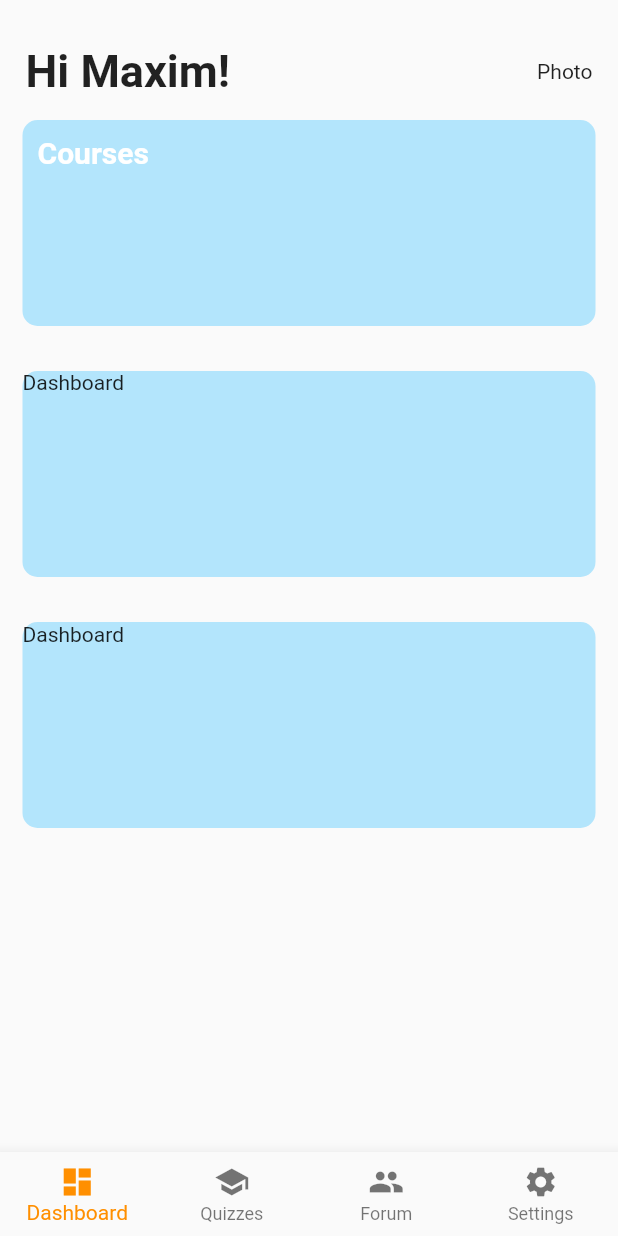
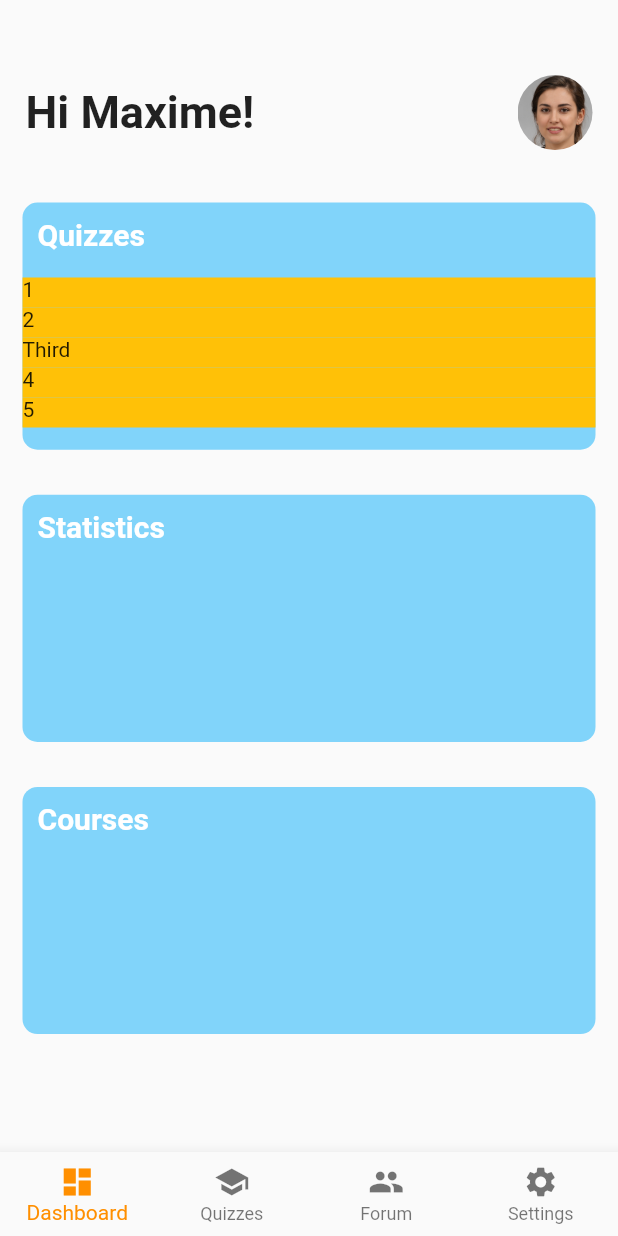
Before and after one commit to charlesaube/O-TutorV2-Mobile-App, a Flutter app: the screen it shows after launch, on a phone screen of 412 x 824 dp. Run offline on Flutter 3.47's test engine with Material 2 defaults, Android fonts, the phone set to English and light mode, and no system bars; network calls fail.

Commit message:
UI Dashboard Custom Container

```diff
--- a/lang/en.json
+++ b/lang/en.json
@@ -11,6 +11,6 @@
   "Navbar Dashboard": "Dashboard",
   "Navbar Settings": "Settings",
   "Navbar Forum": "Forum",
-  "Navbar Quizzes": "Quizzes"
-
+  "Quizzes": "Quizzes",
+  "Dashboard Statistics": "Statistics"
 }
--- a/lang/fr.json
+++ b/lang/fr.json
@@ -11,5 +11,6 @@
   "Navbar Dashboard": "Home",
   "Navbar Settings": "Paramètres",
   "Navbar Forum": "Forum",
-  "Navbar Quizzes": "Quiz"
+  "Quizzes": "Quiz",
+  "Dashboard Statistics": "Statistiques"
 }
--- a/lib/screens/dashboard_screen/dashboard.dart
+++ b/lib/screens/dashboard_screen/dashboard.dart
@@ -1,9 +1,12 @@
+import 'package:demo3/localization/app_localizations.dart';
 import 'package:demo3/screens/dashboard_screen/widgets/custom_container.dart';
+import 'package:demo3/screens/dashboard_screen/widgets/dashboard_title.dart';
 import 'package:demo3/screens/dashboard_screen/widgets/header.dart';
 import 'package:flutter/cupertino.dart';
 import 'package:flutter/material.dart';
 
 class DashboardPage extends StatefulWidget {
+
   @override
   DashboardSate createState() {
     return DashboardSate();
@@ -11,6 +14,8 @@ class DashboardPage extends StatefulWidget {
 }
 
 class DashboardSate extends State<DashboardPage> {
+  List<String> litems = ["1", "2", "Third", "4","5"];
+
   @override
   Widget build(BuildContext context) {
     return Scaffold(
@@ -25,19 +30,46 @@ class DashboardSate extends State<DashboardPage> {
                 children: [
                   Header(),
                   CustomContainer(
-                    Container(
-                      margin: EdgeInsets.all(10),
-                      child: Text(
-                      "Courses",
-                      style: TextStyle(fontSize: 20, fontWeight: FontWeight.bold, color: Colors.white),
-                    ),),
+                    Stack(
+                      children: <Widget>[
+                        DashboardTitle(AppLocalizations.of(context)!
+                            .translate('Quizzes')
+                            .toString()),
+                        Positioned(
+                          top: 50.0,
+                          left: 0,
+                          right: 0.0,
+                          bottom: 0.0,
+                          child: (Container(
 
+                            child: MediaQuery.removePadding(
+                              context: context,
+                              removeTop: true,
+                              child: ListView.builder(
+                                itemCount: litems.length,
+                                itemBuilder: (
+                                  BuildContext context,
+                                  int index,
+                                ) {
+                                  return Container(
+                                      height: 20,
+                                      color: Colors.amber,
+                                      child: Text(litems[index]));
+                                },
+                              ),
+                            ),
+                          )),
+                        ),
+                      ],
+                    ),
                   ),
                   CustomContainer(
-                    Text("Dashboard"),
+                    DashboardTitle(AppLocalizations.of(context)!
+                        .translate('Dashboard Statistics')
+                        .toString()),
                   ),
                   CustomContainer(
-                    Text("Dashboard"),
+                    DashboardTitle("Courses"),
                   ),
                 ],
               ),
--- a/lib/screens/dashboard_screen/widgets/custom_container.dart
+++ b/lib/screens/dashboard_screen/widgets/custom_container.dart
@@ -12,10 +12,10 @@ class CustomContainer extends StatelessWidget {
     return Container(
       margin: EdgeInsets.all(15),
       width: MediaQuery.of(context).size.width,
-      height: MediaQuery.of(context).size.height/6,
+      height: MediaQuery.of(context).size.height/5,
 
       decoration: BoxDecoration(
-          color: Colors.lightBlue.shade100,
+          color: Colors.lightBlue.shade200,
         borderRadius: BorderRadius.circular(10),
       ),
       child: _child,
--- /dev/null
+++ b/lib/screens/dashboard_screen/widgets/dashboard_title.dart
@@ -0,0 +1,19 @@
+import 'package:flutter/cupertino.dart';
+import 'package:flutter/material.dart';
+
+class DashboardTitle extends StatelessWidget {
+  final String _text;
+
+  DashboardTitle(this._text);
+
+  @override
+  Widget build(BuildContext context) {
+
+    return Container(
+        margin: EdgeInsets.all(10),
+        child: Text(
+      _text,
+      style: TextStyle(fontSize: 20, fontWeight: FontWeight.bold, color: Colors.white),
+    ));
+  }
+}
--- a/lib/screens/dashboard_screen/widgets/header.dart
+++ b/lib/screens/dashboard_screen/widgets/header.dart
@@ -1,20 +1,21 @@
 import 'package:flutter/cupertino.dart';
+import 'package:flutter/material.dart';
 
 class Header extends StatelessWidget {
   @override
   Widget build(BuildContext context) {
     return Container(
-      margin: EdgeInsets.only(top:30, right: 17, left: 17),
-      child: Row(
-        mainAxisAlignment: MainAxisAlignment.spaceBetween,
-        children: [
-          Text(
-            "Hi Maxim!",
-            style: TextStyle(fontWeight: FontWeight.bold, fontSize: 30),
-          ),
-          Text("Photo"),
-        ],
-      ),
+      margin: EdgeInsets.only(top: 50, right: 17, left: 17, bottom: 20),
+      child: Row(mainAxisAlignment: MainAxisAlignment.spaceBetween, children: [
+        Text(
+          "Hi Maxime!",
+          style: TextStyle(fontWeight: FontWeight.bold, fontSize: 30),
+        ),
+        ClipRRect(
+          borderRadius: BorderRadius.circular(100),
+          child: Image.asset('assets/pdp.jpg', height: 50, width: 50,fit: BoxFit.fill,),
+        ),
+      ]),
     );
   }
 }
--- a/lib/screens/navigation/navbar.dart
+++ b/lib/screens/navigation/navbar.dart
@@ -42,7 +42,7 @@ class NavBarState extends State<NavBar> {
           ),
           BottomNavigationBarItem(
             icon: Icon(Icons.school),
-            label: AppLocalizations.of(context)!.translate("Navbar Quizzes").toString(),
+            label: AppLocalizations.of(context)!.translate("Quizzes").toString(),
           ),
           BottomNavigationBarItem(
             icon: Icon(Icons.people),
```
Also changed, not shown: assets/pdp.jpg (added).
